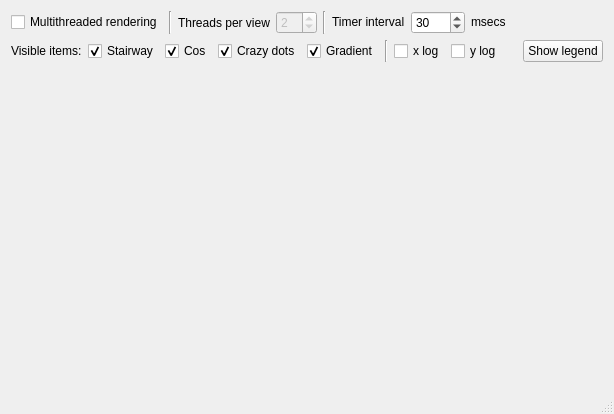
First picture: the form in jhmi/mainwindow.ui, repository mistificator/jungle-view, before the edit.
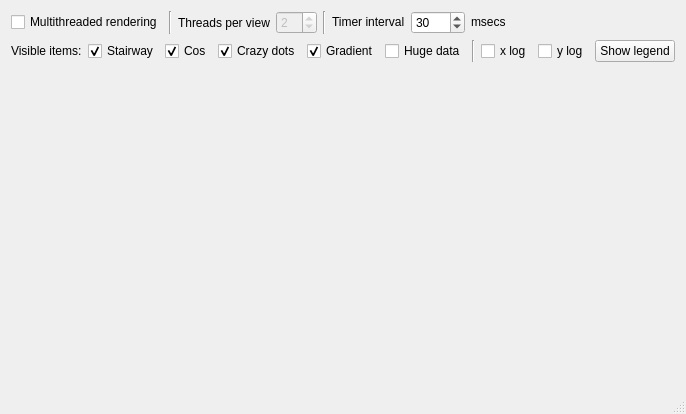
Second picture: the form after the edit.

```diff
--- a/jhmi/mainwindow.ui
+++ b/jhmi/mainwindow.ui
@@ -164,6 +164,13 @@
         </property>
        </widget>
       </item>
+      <item>
+       <widget class="QCheckBox" name="hugedata_visible">
+        <property name="text">
+         <string>Huge data</string>
+        </property>
+       </widget>
+      </item>
       <item>
        <widget class="Line" name="line_3">
         <property name="orientation">
```
Left out of the diff: 6 changed lines with no effect on the pictures.
